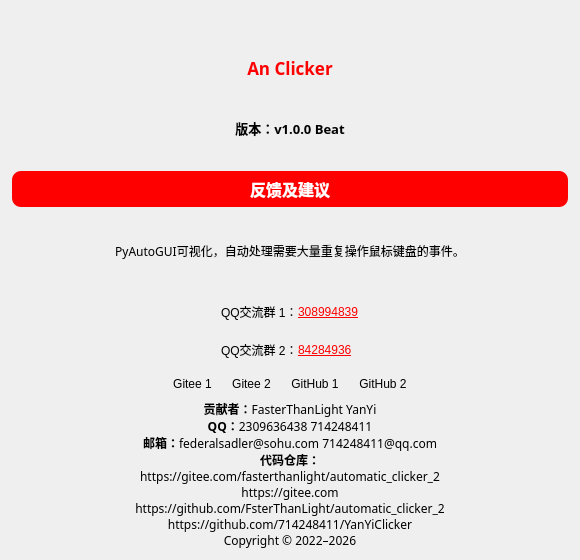
This is Window/about.ui in 714248411/AnClicker as Qt 5 draws it before an edit. The edited form follows.
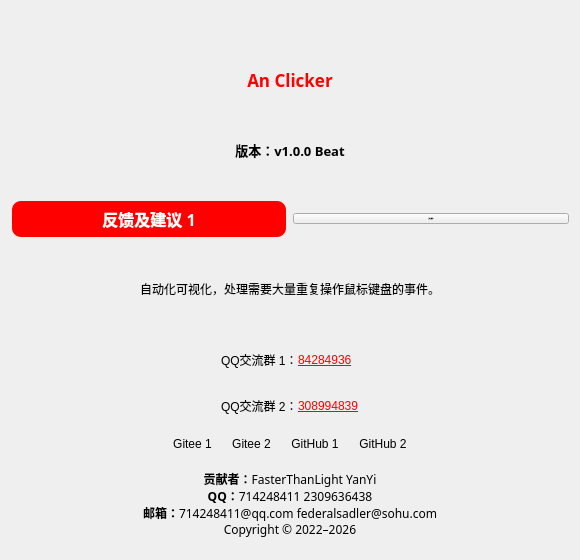
This is the edited form. Icons and pictures are not drawn.

Commit message: feat: reorder about contacts and add second feedback link

Patch:
```diff
--- a/Window/about.ui
+++ b/Window/about.ui
@@ -230,7 +230,7 @@
     </layout>
    </item>
    <item>
-     <layout class="QHBoxLayout" name="horizontalLayout_4" stretch="1">
+     <layout class="QHBoxLayout" name="horizontalLayout_4" stretch="1,1">
      <item>
       <widget class="QPushButton" name="pushButton_2">
        <property name="font">
@@ -261,7 +261,21 @@
 </string>
        </property>
        <property name="text">
-        <string>反馈及建议</string>
+        <string>反馈及建议 1</string>
+       </property>
+      </widget>
+     </item>
+     <item>
+      <widget class="QPushButton" name="pushButton_feedback_2">
+       <property name="font">
+        <font>
+         <family>Microsoft YaHei</family>
+         <pointsize>-1</pointsize>
+         <bold>true</bold>
+        </font>
+       </property>
+       <property name="text">
+        <string>反馈及建议 2</string>
        </property>
       </widget>
      </item>
@@ -275,7 +289,7 @@
       </font>
      </property>
      <property name="text">
-      <string>PyAutoGUI可视化，自动处理需要大量重复操作鼠标键盘的事件。</string>
+      <string>自动化可视化，处理需要大量重复操作鼠标键盘的事件。</string>
      </property>
      <property name="alignment">
       <set>Qt::AlignmentFlag::AlignCenter</set>
@@ -321,7 +335,7 @@
           <string notr="true">color: red; text-decoration: underline</string>
          </property>
          <property name="text">
-          <string>308994839</string>
+          <string>84284936</string>
          </property>
          <property name="openExternalLinks">
           <bool>true</bool>
@@ -358,7 +372,7 @@
           <string notr="true">color: red; text-decoration: underline</string>
          </property>
          <property name="text">
-          <string>84284936</string>
+          <string>308994839</string>
          </property>
          <property name="openExternalLinks">
           <bool>true</bool>
@@ -500,7 +514,7 @@
       </font>
      </property>
      <property name="text">
-      <string>&lt;b&gt;贡献者：&lt;/b&gt;FasterThanLight　　YanYi&lt;br&gt;&lt;b&gt;QQ：&lt;/b&gt;2309636438　　714248411&lt;br&gt;&lt;b&gt;邮箱：&lt;/b&gt;federalsadler@sohu.com　　714248411@qq.com&lt;br&gt;&lt;b&gt;代码仓库：&lt;/b&gt;&lt;br&gt;https://gitee.com/fasterthanlight/automatic_clicker_2&lt;br&gt;https://gitee.com&lt;br&gt;https://github.com/FsterThanLight/automatic_clicker_2&lt;br&gt;https://github.com/714248411/YanYiClicker&lt;br&gt;Copyright © 2022–2026</string>
+      <string>&lt;b&gt;贡献者：&lt;/b&gt;FasterThanLight　　YanYi&lt;br&gt;&lt;b&gt;QQ：&lt;/b&gt;714248411　　2309636438&lt;br&gt;&lt;b&gt;邮箱：&lt;/b&gt;714248411@qq.com　　federalsadler@sohu.com&lt;br&gt;Copyright © 2022–2026</string>
      </property>
      <property name="alignment">
       <set>Qt::AlignmentFlag::AlignCenter</set>
```
The commit also changes 6 other files.
